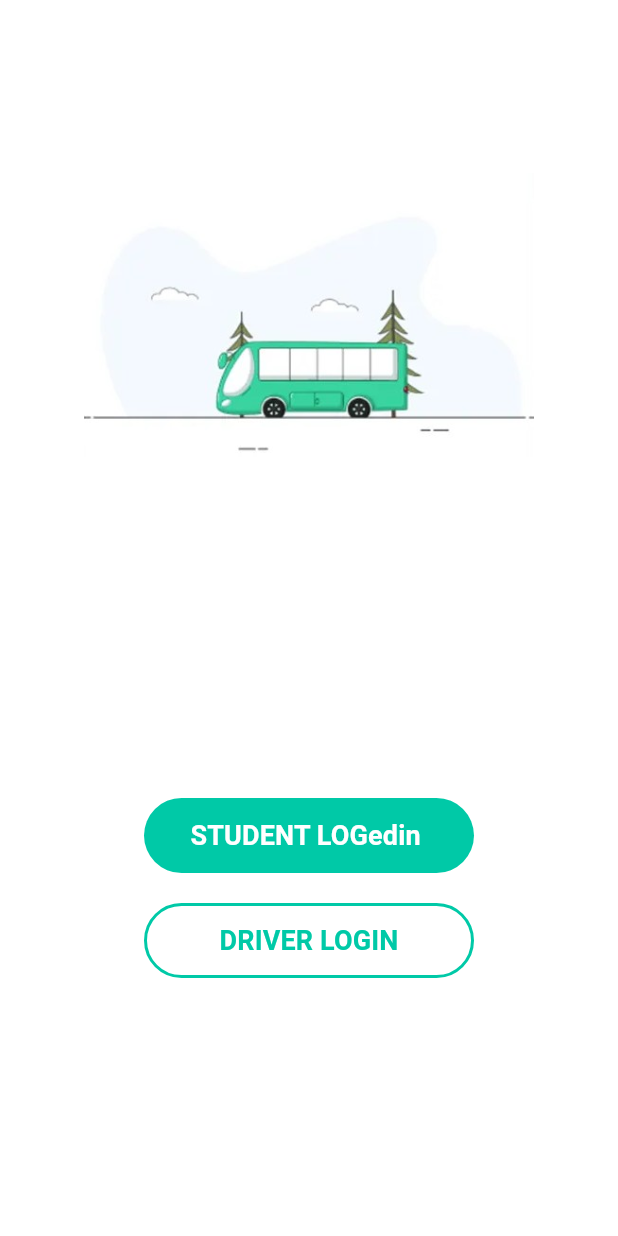
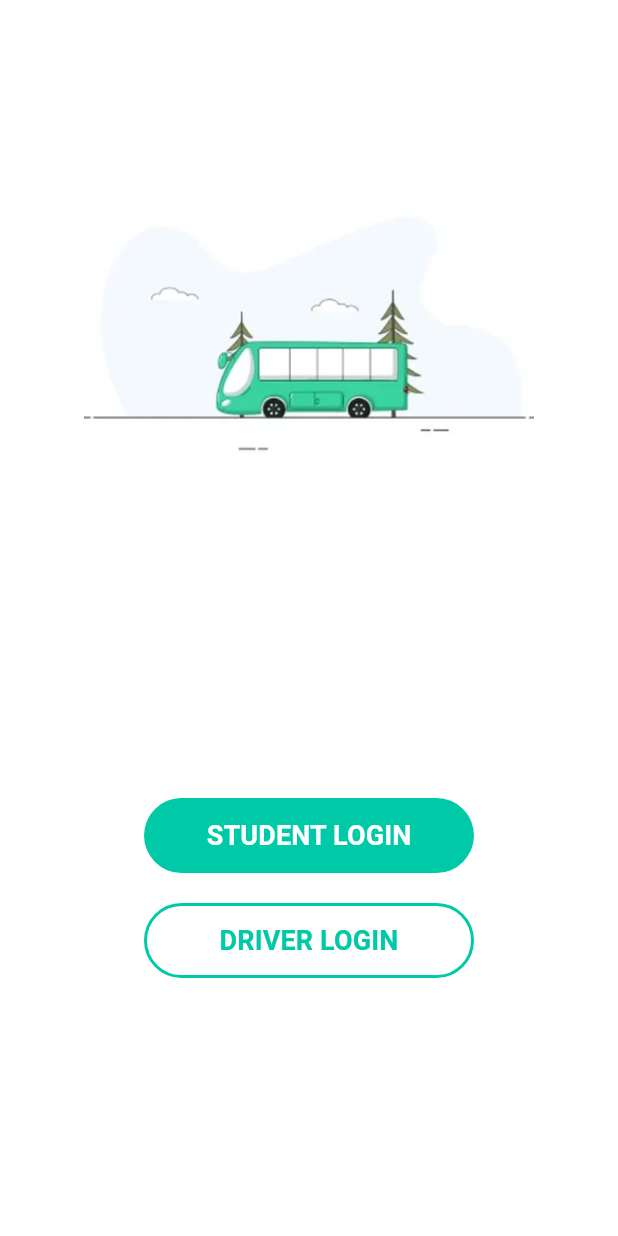
Before and after one commit to veeraworks/flutter_codes, a Flutter app: the screen it shows after launch, on a phone screen of 412 x 824 dp. Run offline on Flutter 3.47's test engine with Material 3 defaults, Android fonts, the phone set to English and light mode, and no system bars; our stand-ins replace connectivity_plus, firebase_auth, firebase_core, firebase_database, geolocator, google_maps_flutter and 1 more; accounts and stored records are empty.

Commit message:
Student login name change

```diff
--- a/lib/main.dart
+++ b/lib/main.dart
@@ -92,7 +92,7 @@ class _WelcomePageState extends State<WelcomePage> {
                             elevation: 0,
                           ),
                           child: const Text(
-                            'STUDENT LOGedin ',
+                            'STUDENT LOGIN',
                             style: TextStyle(
                               fontSize: 18,
                               fontWeight: FontWeight.w600,
```
